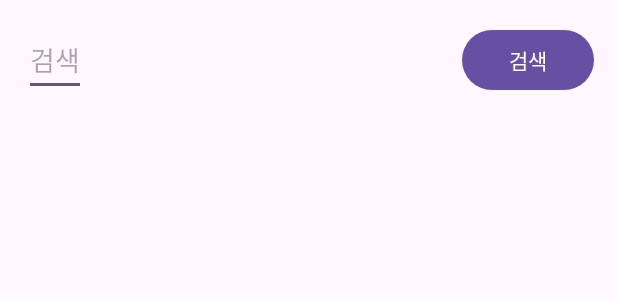
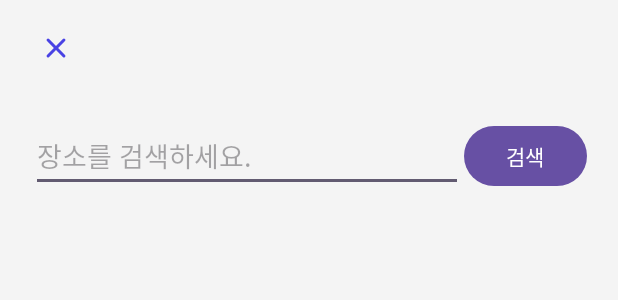
Before and after one commit to Hyundai-IT-E-7th-10Team/Gather-E, an Android app: the layout activity_search_location.xml on its own in the app's theme, with its tools: preview values and no code run, on a phone screen of 412 x 824 dp. Shown: the top 300 px of the screen. Run offline under Robolectric (Android 15) with nearby library versions, the light colour scheme and no system bars.

Commit message:
feat: [searchLocationAPIService] 장소 리스트 검색 - ksh

```diff
--- a/gather-e_android/app/src/main/java/com/kosa/gather_e/WriteActivity.kt
+++ b/gather-e_android/app/src/main/java/com/kosa/gather_e/WriteActivity.kt
@@ -3,6 +3,7 @@ package com.kosa.gather_e
 import android.R
 import android.app.DatePickerDialog
 import android.app.TimePickerDialog
+import android.content.Intent
 import android.content.pm.PackageManager
 import android.icu.util.Calendar
 import android.os.Bundle
@@ -10,6 +11,7 @@ import android.util.Base64
 import android.util.Log
 import androidx.appcompat.app.AppCompatActivity
 import com.kosa.gather_e.databinding.ActivityWriteBinding
+import com.kosa.gather_e.ui.searchlocation.SearchLocationActivity
 import java.security.MessageDigest
 
 
@@ -65,6 +67,9 @@ class WriteActivity : AppCompatActivity() {
 
         // 장소
         binding.placeBtn.setOnClickListener {
+            val intent = Intent(this, SearchLocationActivity::class.java)
+            startActivity(intent)
+
 
         }
     }
--- a/gather-e_android/app/src/main/res/layout/activity_search_location.xml
+++ b/gather-e_android/app/src/main/res/layout/activity_search_location.xml
@@ -4,40 +4,62 @@
     xmlns:tools="http://schemas.android.com/tools"
     android:layout_width="match_parent"
     android:layout_height="match_parent"
-    tools:context=".MainActivity">
+    android:background="@color/light_gray"
+    tools:context=".ui.searchlocation.SearchLocationActivity">
+
+    <com.google.android.material.appbar.MaterialToolbar
+        android:id="@+id/toolbar"
+        android:layout_width="match_parent"
+        android:layout_height="?attr/actionBarSize"
+        android:background="@color/light_gray"
+        app:layout_constraintTop_toTopOf="parent"
+        tools:layout_editor_absoluteX="0dp" />
+
+    <ImageButton
+        android:id="@+id/cancelBtn"
+        android:layout_width="wrap_content"
+        android:layout_height="wrap_content"
+        android:layout_marginStart="15dp"
+        android:layout_marginTop="10dp"
+        android:background="?attr/selectableItemBackground"
+        android:contentDescription="Cancel Button"
+        android:padding="10dp"
+        android:src="@drawable/ic_cancel"
+        android:tint="@color/purple"
+        app:layout_constraintStart_toStartOf="parent"
+        app:layout_constraintTop_toTopOf="@id/toolbar" />
+
 
     <EditText
         android:id="@+id/searchLocationEdittext"
         android:layout_width="0dp"
         android:layout_height="wrap_content"
-        android:layout_marginStart="16dp"
-        android:layout_marginTop="16dp"
-        android:layout_marginEnd="8dp"
-        android:hint="검색"
+        android:layout_marginStart="20dp"
+        android:layout_marginTop="80dp"
+        android:hint="장소를 검색하세요."
         android:inputType="text"
-        app:layout_constraintEnd_toStartOf="@+id/button"
+        app:layout_constraintEnd_toStartOf="@+id/searchLocationBtn"
         app:layout_constraintStart_toStartOf="parent"
-        app:layout_constraintTop_toTopOf="parent" />
+        app:layout_constraintTop_toTopOf="parent"
+        app:layout_constraintWidth_percent="0.7" />
 
     <Button
         android:id="@+id/searchLocationBtn"
-        android:layout_width="wrap_content"
+        android:layout_width="0dp"
         android:layout_height="wrap_content"
-        android:layout_marginTop="16dp"
-        android:layout_marginEnd="16dp"
+        android:layout_marginTop="80dp"
+        android:layout_marginEnd="20dp"
         android:text="검색"
         app:layout_constraintEnd_toEndOf="parent"
-        app:layout_constraintTop_toTopOf="parent" />
+        app:layout_constraintStart_toEndOf="@+id/searchLocationEdittext"
+        app:layout_constraintTop_toTopOf="parent"
+        app:layout_constraintWidth_percent="0.2" />
 
     <androidx.recyclerview.widget.RecyclerView
-        android:id="@+id/recyclerView"
-        android:layout_width="0dp"
-        android:layout_height="0dp"
-        android:layout_marginTop="8dp"
-        app:layout_constraintBottom_toBottomOf="parent"
-        app:layout_constraintEnd_toEndOf="parent"
-        app:layout_constraintStart_toStartOf="parent"
-        app:layout_constraintTop_toBottomOf="@+id/button"
-        tools:listitem="@layout/list_item" />
+        android:id="@+id/searchLocationRecyclerView"
+        android:layout_width="match_parent"
+        android:layout_height="match_parent"
+        android:layout_marginTop="140dp"/>
+
 
 </androidx.constraintlayout.widget.ConstraintLayout>
--- a/gather-e_android/app/src/main/res/layout/fragment_map.xml
+++ b/gather-e_android/app/src/main/res/layout/fragment_map.xml
@@ -5,11 +5,6 @@
     android:layout_height="match_parent"
     tools:context=".ui.map.MapFragment">
 
-    <!-- TODO: Update blank fragment layout -->
-    <TextView
-        android:layout_width="match_parent"
-        android:layout_height="match_parent"
-        android:text="@string/hello_blank_fragment" />
 
     <fragment
         android:id="@+id/map_fragment"
```
Also changed, not shown: gather-e_android/app/build.gradle (+6 -2 lines), gather-e_android/app/src/main/AndroidManifest.xml (+9 -5 lines), gather-e_android/app/src/main/java/com/kosa/gather_e/LocationApiResponse.kt (deleted, +0 -13 lines), gather-e_android/app/src/main/java/com/kosa/gather_e/SearchLocationActivity.kt (deleted, +0 -56 lines), gather-e_android/app/src/main/java/com/kosa/gather_e/SearchLocationApiService.kt (deleted, +0 -15 lines), gather-e_android/app/src/main/java/com/kosa/gather_e/data/model/SearchLocationEntity.kt (added, +15 -0 lines), gather-e_android/app/src/main/java/com/kosa/gather_e/data/repository/searchLocation/SearchLocationAPIService.kt (added, +23 -0 lines), gather-e_android/app/src/main/java/com/kosa/gather_e/data/repository/searchLocation/SearchLocationDataSource.kt (added, +42 -0 lines), gather-e_android/app/src/main/java/com/kosa/gather_e/data/repository/searchLocation/SearchLocationRepository.kt (added, +20 -0 lines), gather-e_android/app/src/main/java/com/kosa/gather_e/ui/map/MapFragment.kt (+41 -7 lines), gather-e_android/app/src/main/java/com/kosa/gather_e/ui/searchlocation/SearchLocationActivity.kt (added, +61 -0 lines), gather-e_android/app/src/main/java/com/kosa/gather_e/ui/searchlocation/SearchLocationAdapter.kt (added, +35 -0 lines), gather-e_android/app/src/main/java/com/kosa/gather_e/ui/searchlocation/SearchLocationViewModel.kt (added, +16 -0 lines), gather-e_android/app/src/main/res/layout/activity_write.xml (+8 -8 lines), 1 more files.
